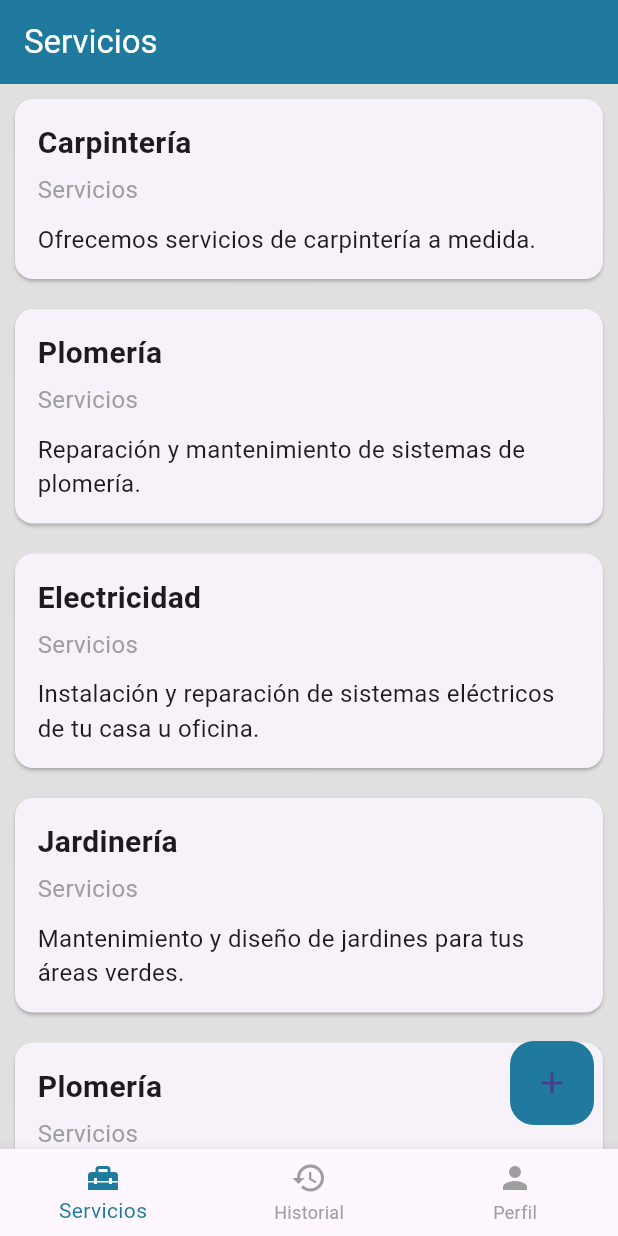
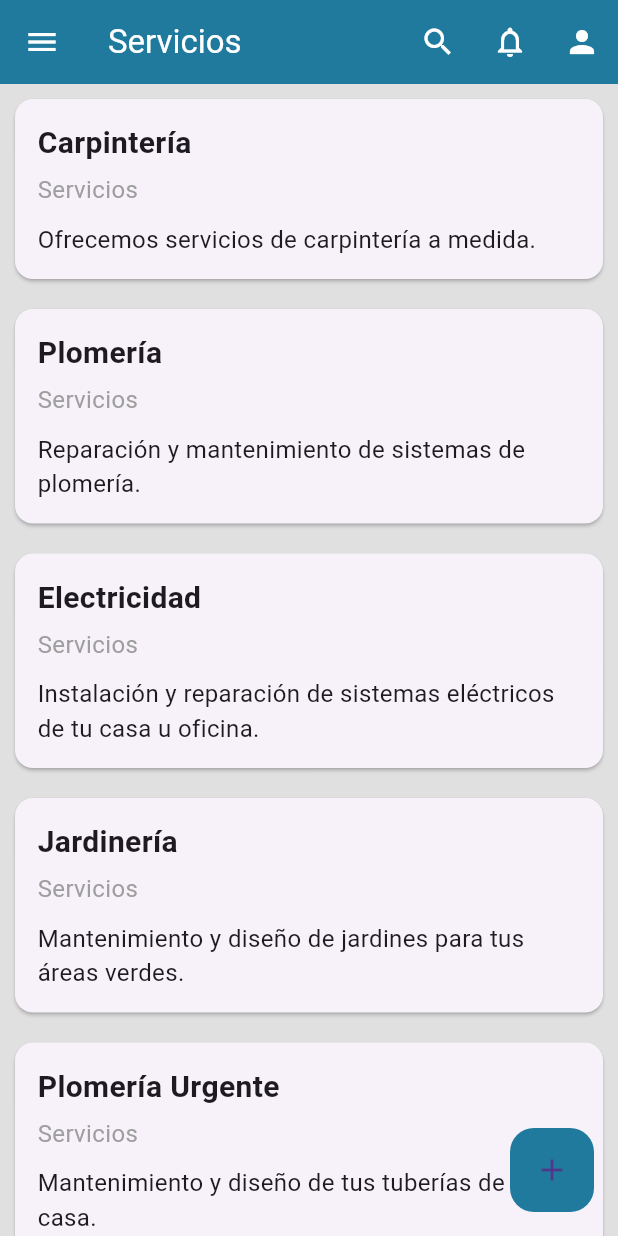
Before and after one commit to TheGeru/Project_Servify, a Flutter app: the screen it shows after launch, on a phone screen of 412 x 824 dp. Run offline on Flutter 3.47's test engine with Material 3 defaults, Android fonts, the phone set to English and light mode, and no system bars.

Commit message:
Agrego cambios del proyecto Servify

```diff
--- a/lib/main.dart
+++ b/lib/main.dart
@@ -12,6 +12,7 @@ class MainApp extends StatelessWidget {
   Widget build(BuildContext context) {
     return MaterialApp(
       title: 'Servify',
+      debugShowCheckedModeBanner: false,
       initialRoute: 'home',
       routes: {'home': (_) => const HomeScreen()},
       theme: ThemeData.light().copyWith(
--- a/lib/screens/home_screen.dart
+++ b/lib/screens/home_screen.dart
@@ -2,10 +2,11 @@ import 'package:flutter/material.dart';
 
 import 'package:project_servify/screens/history_screen.dart';
 import 'package:project_servify/screens/profile_screen.dart';
-
 import 'package:project_servify/screens/service_detail_screen.dart';
 import 'package:project_servify/screens/add_service_screen.dart';
 import 'package:project_servify/widgets/card_container.dart';
+import 'package:project_servify/screens/search_screen.dart';
+import 'package:project_servify/screens/notifications_screen.dart';
 
 class HomeScreen extends StatefulWidget {
   const HomeScreen({super.key});
@@ -16,7 +17,35 @@ class HomeScreen extends StatefulWidget {
 
 class _HomeScreenState extends State<HomeScreen> {
   int _selectedIndex = 0;
-
+  final List<Map<String, String>> allServices = const [
+    {
+      'titulo': 'Carpintería',
+      'categoria': 'Servicios',
+      'descripcion': 'Ofrecemos servicios de carpintería a medida.',
+    },
+    {
+      'titulo': 'Plomería',
+      'categoria': 'Servicios',
+      'descripcion': 'Reparación y mantenimiento de sistemas de plomería.',
+    },
+    {
+      'titulo': 'Electricidad',
+      'categoria': 'Servicios',
+      'descripcion':
+          'Instalación y reparación de sistemas eléctricos de tu casa u oficina.',
+    },
+    {
+      'titulo': 'Jardinería',
+      'categoria': 'Servicios',
+      'descripcion':
+          'Mantenimiento y diseño de jardines para tus áreas verdes.',
+    },
+    {
+      'titulo': 'Plomería Urgente',
+      'categoria': 'Servicios',
+      'descripcion': 'Mantenimiento y diseño de tus tuberías de tu casa.',
+    },
+  ];
   void navigateToServiceDetail(BuildContext context, String title) {
     Navigator.push(
       context,
@@ -33,102 +62,189 @@ class _HomeScreenState extends State<HomeScreen> {
     );
   }
 
-  late final List<Widget> _widgetOptions = <Widget>[
-    _ServicesList(navigateToServiceDetail: navigateToServiceDetail),
-    //Funcion de navegacion a las nuevas pantallas
-    const HistoryScreen(),
-    const ProfileScreen(),
-  ];
-
-  // Función para cambiar el índice al presionar una pestaña
   void _onItemTapped(int index) {
     setState(() {
       _selectedIndex = index;
+      if (index != 0) {
+        Navigator.popUntil(context, (route) => route.isFirst);
+      }
     });
+  }
+
+  void navigateToSearch(BuildContext context) {
+    Navigator.push(
+      context,
+      MaterialPageRoute(
+        builder: (context) => SearchScreen(
+          allServices: allServices,
+          navigateToServiceDetail: navigateToServiceDetail,
+        ),
+      ),
+    );
+  }
+
+  void navigateToNotifications(BuildContext context) {
+    Navigator.push(
+      context,
+      MaterialPageRoute(builder: (context) => const NotificationsScreen()),
+    );
   }
 
   @override
   Widget build(BuildContext context) {
+    // Definimos la lista de widgets DENTRO de build para que sea creada solo cuando el contexto es válido
+    final List<Widget> widgetOptions = <Widget>[
+      _ServicesList(
+        // Pasamos la función y la lista aquí.
+        navigateToServiceDetail: navigateToServiceDetail,
+        services: allServices,
+      ),
+      const HistoryScreen(),
+      const ProfileScreen(),
+    ];
+
     return Scaffold(
-      appBar: AppBar(
-        // El título cambia dinámicamente según la pestaña seleccionada
-        title: Text(
-          _selectedIndex == 0
+      appBar: PreferredSize(
+        preferredSize: const Size.fromHeight(kToolbarHeight),
+        child: _CustomAppBar(
+          title: _selectedIndex == 0
               ? 'Servicios'
               : (_selectedIndex == 1 ? 'Historial' : 'Perfil'),
+          onSearchPressed: () => navigateToSearch(context),
+          onNotificationPressed: () => navigateToNotifications(context),
         ),
       ),
-      body: _widgetOptions.elementAt(_selectedIndex),
+      drawer: Drawer(
+        child: ListView(
+          padding: EdgeInsets.zero,
+          children: <Widget>[
+            const UserAccountsDrawerHeader(
+              accountName: Text(
+                "Usuario Actual",
+                style: TextStyle(fontWeight: FontWeight.bold),
+              ),
+              accountEmail: null,
+              currentAccountPicture: CircleAvatar(
+                backgroundColor: Colors.white,
+                child: Text("A", style: TextStyle(fontSize: 40.0)),
+              ),
+              decoration: BoxDecoration(
+                color: Color.fromARGB(255, 31, 122, 158),
+              ),
+            ),
+            ListTile(
+              leading: const Icon(Icons.home_repair_service),
+              title: const Text('Servicios'),
+              onTap: () {
+                Navigator.pop(context);
+                _onItemTapped(0);
+              },
+            ),
+            ListTile(
+              leading: const Icon(Icons.history),
+              title: const Text('Historial'),
+              onTap: () {
+                Navigator.pop(context);
+                _onItemTapped(1);
+              },
+            ),
+            ListTile(
+              leading: const Icon(Icons.person),
+              title: const Text('Perfil'),
+              onTap: () {
+                Navigator.pop(context);
+                _onItemTapped(2);
+              },
+            ),
+            const Divider(),
+            ListTile(
+              leading: const Icon(Icons.logout),
+              title: const Text('Cerrar Sesión'),
+              onTap: () {
+                Navigator.pop(context);
+                ScaffoldMessenger.of(context).showSnackBar(
+                  const SnackBar(content: Text('Sesión Cerrada (Simulación)')),
+                );
+              },
+            ),
+          ],
+        ),
+      ),
+      body: widgetOptions.elementAt(_selectedIndex),
       floatingActionButton: _selectedIndex == 0
           ? FloatingActionButton(
               onPressed: () => navigateToAddService(context),
               child: const Icon(Icons.add),
             )
           : null,
-      bottomNavigationBar: BottomNavigationBar(
-        items: const <BottomNavigationBarItem>[
-          BottomNavigationBarItem(
-            icon: Icon(Icons.home_repair_service),
-            label: 'Servicios',
-          ),
-          BottomNavigationBarItem(
-            icon: Icon(Icons.history),
-            label: 'Historial',
-          ),
-          BottomNavigationBarItem(icon: Icon(Icons.person), label: 'Perfil'),
-        ],
-        currentIndex: _selectedIndex,
-        selectedItemColor: const Color.fromARGB(255, 31, 122, 158),
-        unselectedItemColor: Colors.grey,
-        onTap: _onItemTapped,
-      ),
     );
   }
 }
 
 class _ServicesList extends StatelessWidget {
   final Function(BuildContext, String) navigateToServiceDetail;
+  final List<Map<String, String>> services;
 
-  const _ServicesList({required this.navigateToServiceDetail});
+  const _ServicesList({
+    required this.navigateToServiceDetail,
+    required this.services,
+  });
 
   @override
   Widget build(BuildContext context) {
     return ListView(
       children: [
-        CardContainer(
-          titulo: 'Carpintería',
-          categoria: 'Servicios',
-          descripcion: 'Ofrecemos servicios de carpintería a medida.',
-          onTap: () => navigateToServiceDetail(context, 'Carpintería'),
-        ),
-        CardContainer(
-          titulo: 'Plomería',
-          categoria: 'Servicios',
-          descripcion: 'Reparación y mantenimiento de sistemas de plomería.',
-          onTap: () => navigateToServiceDetail(context, 'Plomería'),
-        ),
-        CardContainer(
-          titulo: 'Electricidad',
-          categoria: 'Servicios',
-          descripcion:
-              'Instalación y reparación de sistemas eléctricos de tu casa u oficina.',
-          onTap: () => navigateToServiceDetail(context, 'Electricidad'),
-        ),
-        CardContainer(
-          titulo: 'Jardinería',
-          categoria: 'Servicios',
-          descripcion:
-              'Mantenimiento y diseño de jardines para tus áreas verdes.',
-          onTap: () => navigateToServiceDetail(context, 'Jardinería'),
-        ),
-        CardContainer(
-          titulo: 'Plomería',
-          categoria: 'Servicios',
-          descripcion: 'Mantenimiento y diseño de tus tuberías de tu casa.',
-          onTap: () => navigateToServiceDetail(context, 'Plomería'),
+        ...services.map(
+          (service) => CardContainer(
+            titulo: service['titulo']!,
+            categoria: service['categoria']!,
+            descripcion: service['descripcion']!,
+            onTap: () => navigateToServiceDetail(context, service['titulo']!),
+          ),
         ),
         const SizedBox(height: 80),
       ],
     );
   }
 }
+
+class _CustomAppBar extends StatelessWidget implements PreferredSizeWidget {
+  final String title;
+  final VoidCallback onSearchPressed;
+  final VoidCallback onNotificationPressed;
+
+  const _CustomAppBar({
+    required this.title,
+    required this.onSearchPressed,
+    required this.onNotificationPressed,
+  });
+
+  @override
+  Widget build(BuildContext context) {
+    return AppBar(
+      leading: IconButton(
+        icon: const Icon(Icons.menu),
+        onPressed: () => Scaffold.of(context).openDrawer(),
+      ),
+      title: Text(title),
+      actions: [
+        IconButton(icon: const Icon(Icons.search), onPressed: onSearchPressed),
+        IconButton(
+          icon: const Icon(Icons.notifications_none),
+          onPressed: onNotificationPressed,
+        ),
+        IconButton(
+          icon: const Icon(Icons.person),
+          onPressed: () {
+            context.findAncestorStateOfType<_HomeScreenState>()?._onItemTapped(
+              2,
+            );
+          },
+        ),
+      ],
+    );
+  }
+
+  @override
+  Size get preferredSize => const Size.fromHeight(kToolbarHeight);
+}
```
Also changed, not shown: lib/screens/notifications_screen.dart (added, +39 -0 lines), lib/screens/search_screen.dart (added, +88 -0 lines), lib/screens/service_detail_screen.dart (+24 -25 lines).
